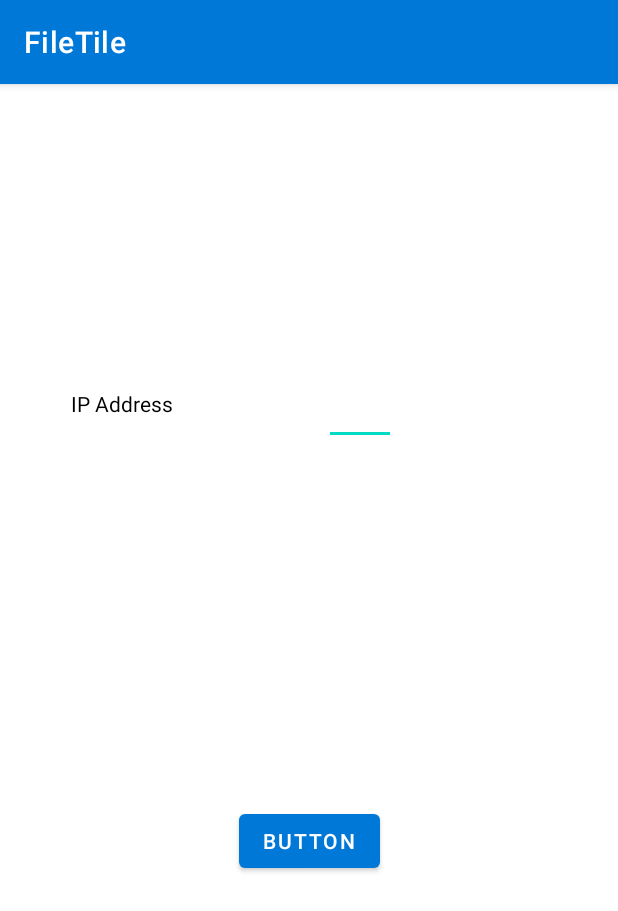
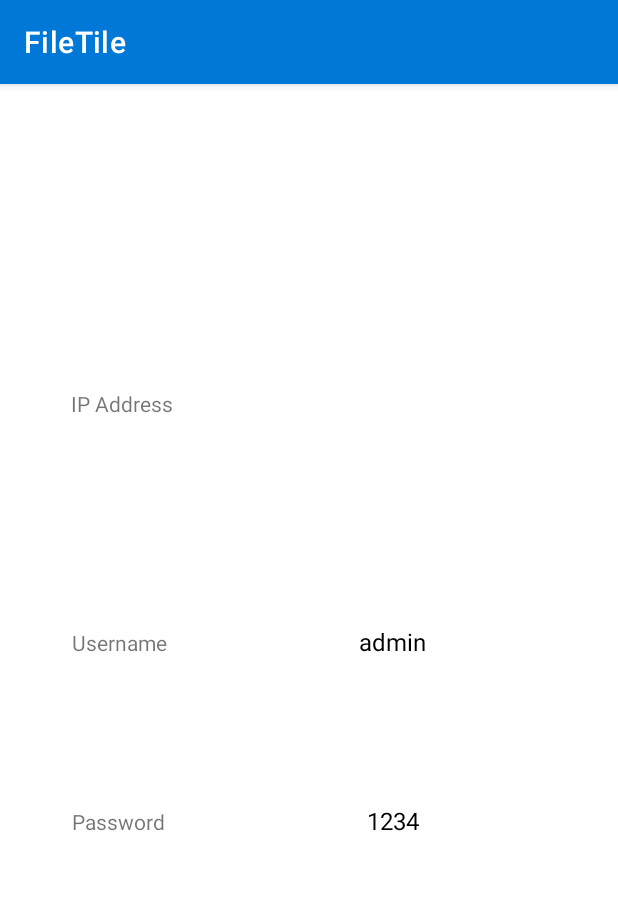
Before and after one commit to DeepakBalaraman/FileTile, an Android app: the screen it shows after launch (MainActivity), on a phone screen of 412 x 824 dp. Shown: the top 911 px of the screen. Run offline under Robolectric (Android 15) with nearby library versions, the phone set to English and light mode, and no system bars; 3 statements that could not run were skipped.

```diff
--- a/app/src/main/res/layout/activity_main.xml
+++ b/app/src/main/res/layout/activity_main.xml
@@ -11,8 +11,6 @@
         android:layout_width="wrap_content"
         android:layout_height="wrap_content"
         android:text="@string/IP"
-        android:textColor="@color/black"
-        android:visibility="visible"
         app:layout_constraintBottom_toBottomOf="parent"
         app:layout_constraintEnd_toEndOf="parent"
         app:layout_constraintHorizontal_bias="0.138"
@@ -20,31 +18,68 @@
         app:layout_constraintTop_toTopOf="parent"
         app:layout_constraintVertical_bias="0.272" />
 
-    <EditText
+    <TextView
         android:id="@+id/IPAdd"
-        android:text=""
         android:layout_width="wrap_content"
         android:layout_height="wrap_content"
-        android:inputType="none"
         android:minWidth="48dp"
         android:minHeight="48dp"
+        android:textSize="16sp"
         android:textColor="@color/black"
-        android:visibility="visible"
         app:layout_constraintBottom_toBottomOf="parent"
         app:layout_constraintEnd_toEndOf="parent"
-        app:layout_constraintHorizontal_bias="0.406"
+        app:layout_constraintBaseline_toBaselineOf="@+id/IPTitle"
         app:layout_constraintStart_toEndOf="@+id/IPTitle"
-        app:layout_constraintTop_toTopOf="parent"
-        app:layout_constraintVertical_bias="0.268" />
+        app:layout_constraintTop_toTopOf="parent" />
 
-    <Button
-        android:id="@+id/button"
+    <TextView
+        android:id="@+id/nameTitle"
         android:layout_width="wrap_content"
         android:layout_height="wrap_content"
-        android:text="Button"
-        app:layout_constraintBottom_toBottomOf="parent"
+        android:layout_marginTop="140dp"
+        android:text="Username"
         app:layout_constraintEnd_toEndOf="parent"
+        app:layout_constraintHorizontal_bias="0.138"
+        app:layout_constraintVertical_bias="0.272"
         app:layout_constraintStart_toStartOf="parent"
+        app:layout_constraintTop_toBottomOf="@+id/IPTitle" />
+
+    <TextView
+        android:id="@+id/edit_name"
+        android:layout_width="wrap_content"
+        android:layout_height="wrap_content"
+        android:layout_marginTop="100dp"
+        android:text="admin"
+        android:textSize="16sp"
+        android:textColor="@color/black"
+        app:layout_constraintEnd_toEndOf="parent"
+        app:layout_constraintBaseline_toBaselineOf="@+id/nameTitle"
+        app:layout_constraintStart_toEndOf="@+id/nameTitle"
         app:layout_constraintTop_toBottomOf="@+id/IPAdd" />
 
+    <TextView
+        android:id="@+id/passTitle"
+        android:layout_width="wrap_content"
+        android:layout_height="wrap_content"
+        android:layout_marginTop="100dp"
+        android:text="Password"
+        app:layout_constraintEnd_toEndOf="parent"
+        app:layout_constraintHorizontal_bias="0.138"
+        app:layout_constraintVertical_bias="0.272"
+        app:layout_constraintStart_toStartOf="parent"
+        app:layout_constraintTop_toBottomOf="@+id/nameTitle" />
+
+    <TextView
+        android:id="@+id/edit_pass"
+        android:layout_width="wrap_content"
+        android:layout_height="wrap_content"
+        android:layout_marginTop="100dp"
+        android:text="1234"
+        android:textSize="16sp"
+        android:textColor="@color/black"
+        app:layout_constraintEnd_toEndOf="parent"
+        app:layout_constraintBaseline_toBaselineOf="@+id/passTitle"
+        app:layout_constraintStart_toEndOf="@+id/nameTitle"
+        app:layout_constraintTop_toBottomOf="@+id/edit_name" />
+
 </androidx.constraintlayout.widget.ConstraintLayout>
```
Also changed, not shown: app/src/main/res/layout/use_switch.xml (added, +23 -0 lines), app/src/main/res/menu/action_menu.xml (added, +9 -0 lines).
